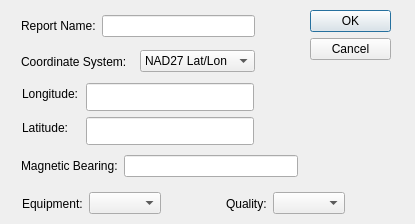
The window that getReportDialog.ui (tvrusso/qDF) describes before a commit, drawn with Qt 5.
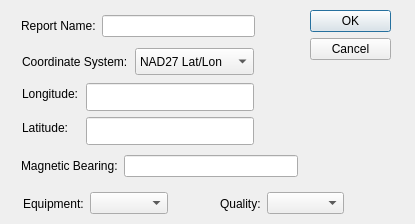
The same window after the commit.

Commit message: Remove spacers, tweak layout.

What changed in the file:
```diff
--- a/getReportDialog.ui
+++ b/getReportDialog.ui
@@ -28,6 +28,51 @@
     <set>QDialogButtonBox::Cancel|QDialogButtonBox::Ok</set>
    </property>
   </widget>
+  <widget class="QLabel" name="label_2" >
+   <property name="geometry" >
+    <rect>
+     <x>22</x>
+     <y>48</y>
+     <width>107</width>
+     <height>27</height>
+    </rect>
+   </property>
+   <property name="text" >
+    <string>Coordinate System:</string>
+   </property>
+  </widget>
+  <widget class="QComboBox" name="comboBox_CoordSys" >
+   <property name="geometry" >
+    <rect>
+     <x>135</x>
+     <y>48</y>
+     <width>119</width>
+     <height>27</height>
+    </rect>
+   </property>
+   <property name="sizePolicy" >
+    <sizepolicy vsizetype="Fixed" hsizetype="Expanding" >
+     <horstretch>0</horstretch>
+     <verstretch>0</verstretch>
+    </sizepolicy>
+   </property>
+   <property name="toolTip" >
+    <string>The name of the coordinate system</string>
+   </property>
+   <property name="insertPolicy" >
+    <enum>QComboBox::NoInsert</enum>
+   </property>
+   <item>
+    <property name="text" >
+     <string>NAD27 Lat/Lon</string>
+    </property>
+   </item>
+   <item>
+    <property name="text" >
+     <string>WGS84 Lat/Lon</string>
+    </property>
+   </item>
+  </widget>
   <widget class="QLabel" name="label_Coord0" >
    <property name="geometry" >
     <rect>
@@ -74,45 +119,6 @@
     </rect>
    </property>
   </widget>
-  <widget class="QWidget" name="" >
-   <property name="geometry" >
-    <rect>
-     <x>21</x>
-     <y>47</y>
-     <width>234</width>
-     <height>29</height>
-    </rect>
-   </property>
-   <layout class="QHBoxLayout" name="horizontalLayout_2" >
-    <item>
-     <widget class="QLabel" name="label_2" >
-      <property name="text" >
-       <string>Coordinate System:</string>
-      </property>
-     </widget>
-    </item>
-    <item>
-     <widget class="QComboBox" name="comboBox_CoordSys" >
-      <property name="toolTip" >
-       <string>The name of the coordinate system</string>
-      </property>
-      <property name="insertPolicy" >
-       <enum>QComboBox::NoInsert</enum>
-      </property>
-      <item>
-       <property name="text" >
-        <string>NAD27 Lat/Lon</string>
-       </property>
-      </item>
-      <item>
-       <property name="text" >
-        <string>WGS84 Lat/Lon</string>
-       </property>
-      </item>
-     </widget>
-    </item>
-   </layout>
-  </widget>
   <widget class="QWidget" name="" >
    <property name="geometry" >
     <rect>
@@ -160,70 +166,61 @@
   <widget class="QWidget" name="" >
    <property name="geometry" >
     <rect>
-     <x>22</x>
-     <y>188</y>
-     <width>323</width>
-     <height>31</height>
+     <x>220</x>
+     <y>189</y>
+     <width>124</width>
+     <height>29</height>
     </rect>
    </property>
-   <layout class="QHBoxLayout" name="horizontalLayout_6" >
+   <layout class="QHBoxLayout" name="horizontalLayout_5" >
     <item>
-     <layout class="QHBoxLayout" name="horizontalLayout_4" >
-      <item>
-       <widget class="QLabel" name="label_4" >
-        <property name="text" >
-         <string>Equipment:</string>
-        </property>
-       </widget>
-      </item>
-      <item>
-       <widget class="QComboBox" name="comboBox_EquipmentType" >
-        <property name="sizePolicy" >
-         <sizepolicy vsizetype="Fixed" hsizetype="Expanding" >
-          <horstretch>0</horstretch>
-          <verstretch>0</verstretch>
-         </sizepolicy>
-        </property>
-        <property name="insertPolicy" >
-         <enum>QComboBox::NoInsert</enum>
-        </property>
-       </widget>
-      </item>
-     </layout>
+     <widget class="QLabel" name="label_5" >
+      <property name="text" >
+       <string>Quality:</string>
+      </property>
+     </widget>
     </item>
     <item>
-     <spacer name="horizontalSpacer" >
-      <property name="orientation" >
-       <enum>Qt::Horizontal</enum>
+     <widget class="QComboBox" name="comboBox_Quality" >
+      <property name="sizePolicy" >
+       <sizepolicy vsizetype="Fixed" hsizetype="Expanding" >
+        <horstretch>0</horstretch>
+        <verstretch>0</verstretch>
+       </sizepolicy>
       </property>
-      <property name="sizeHint" stdset="0" >
-       <size>
-        <width>40</width>
-        <height>20</height>
-       </size>
+     </widget>
+    </item>
+   </layout>
+  </widget>
+  <widget class="QWidget" name="" >
+   <property name="geometry" >
+    <rect>
+     <x>23</x>
+     <y>189</y>
+     <width>145</width>
+     <height>29</height>
+    </rect>
+   </property>
+   <layout class="QHBoxLayout" name="horizontalLayout_4" >
+    <item>
+     <widget class="QLabel" name="label_4" >
+      <property name="text" >
+       <string>Equipment:</string>
       </property>
-     </spacer>
+     </widget>
     </item>
     <item>
-     <layout class="QHBoxLayout" name="horizontalLayout_5" >
-      <item>
-       <widget class="QLabel" name="label_5" >
-        <property name="text" >
-         <string>Quality:</string>
-        </property>
-       </widget>
-      </item>
-      <item>
-       <widget class="QComboBox" name="comboBox_Quality" >
-        <property name="sizePolicy" >
-         <sizepolicy vsizetype="Fixed" hsizetype="Expanding" >
-          <horstretch>0</horstretch>
-          <verstretch>0</verstretch>
-         </sizepolicy>
-        </property>
-       </widget>
-      </item>
-     </layout>
+     <widget class="QComboBox" name="comboBox_EquipmentType" >
+      <property name="sizePolicy" >
+       <sizepolicy vsizetype="Fixed" hsizetype="Expanding" >
+        <horstretch>0</horstretch>
+        <verstretch>0</verstretch>
+       </sizepolicy>
+      </property>
+      <property name="insertPolicy" >
+       <enum>QComboBox::NoInsert</enum>
+      </property>
+     </widget>
     </item>
    </layout>
   </widget>
```
